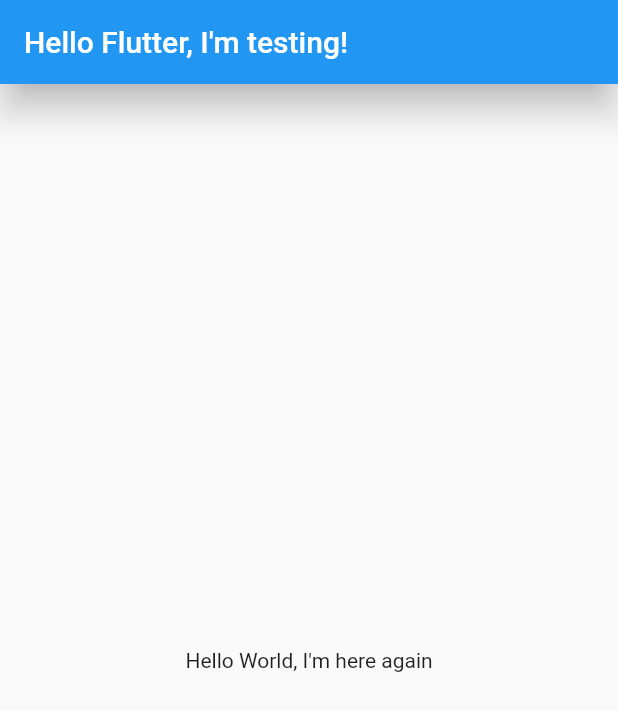
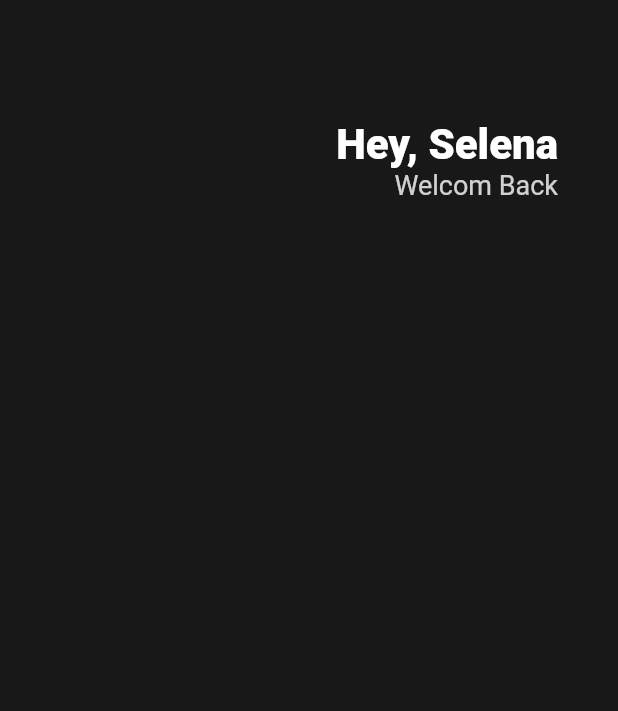
Before and after one commit to Jaeyoon1991/nomad_flutter_webtoon, a Flutter app: the screen it shows after launch, on a phone screen of 412 x 824 dp. Shown: the top 711 px of the screen. Run offline on Flutter 3.47's test engine with Material 2 defaults, Android fonts, the phone set to English and light mode, and no system bars.

Commit message:
UI Challenge 3.0 Header

```diff
--- a/toonflix/lib/main.dart
+++ b/toonflix/lib/main.dart
@@ -32,15 +32,39 @@ class App extends StatelessWidget {
     // return CupertinoApp;
     return MaterialApp(
       home: Scaffold(
-        appBar: AppBar(
-          title: Text("Hello Flutter, I'm testing!"),
-          centerTitle: false,
-          elevation: 10,
-        ),
-        body: Center(
-          child: Text("Hello World, I'm here again"),
-        ),
-      ),
+          backgroundColor: Color(0xff181818),
+          body: Padding(
+            padding: EdgeInsets.symmetric(horizontal: 40),
+            child: Column(
+              children: [
+                SizedBox(
+                  height: 80,
+                ),
+                Row(
+                  mainAxisAlignment: MainAxisAlignment.end,
+                  children: [
+                    Column(
+                      crossAxisAlignment: CrossAxisAlignment.end,
+                      children: [
+                        Text(
+                          'Hey, Selena',
+                          style: TextStyle(
+                              color: Colors.white,
+                              fontSize: 28,
+                              fontWeight: FontWeight.w800),
+                        ),
+                        Text('Welcom Back',
+                            style: TextStyle(
+                              color: Colors.white.withOpacity(0.8),
+                              fontSize: 18,
+                            ))
+                      ],
+                    )
+                  ],
+                )
+              ],
+            ),
+          )),
     );
   }
 }
```
